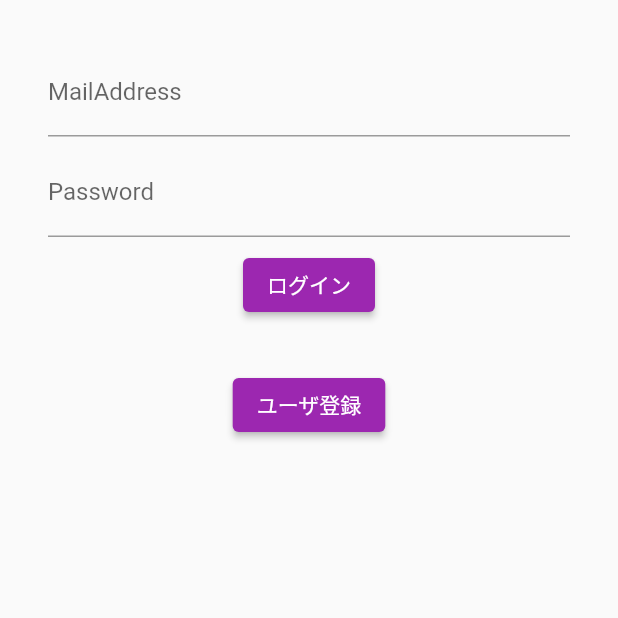
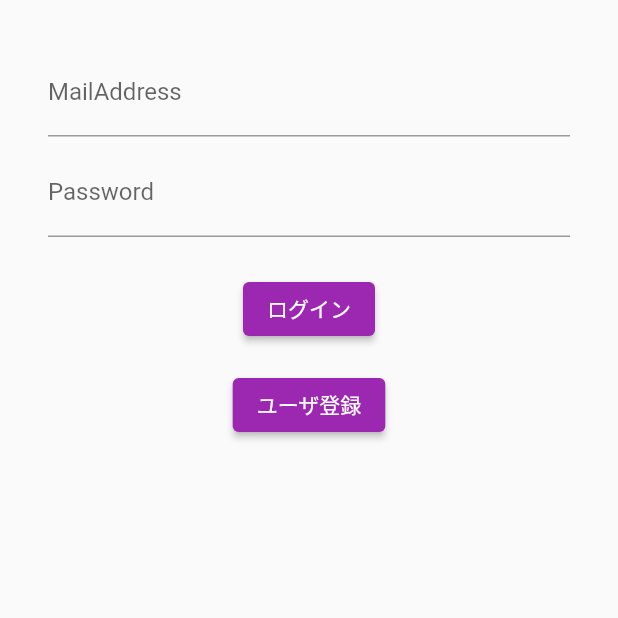
Before and after one commit to rinkane/Motivate-Scheduler, a Flutter app: the screen it shows after launch, on a phone screen of 412 x 824 dp, the top half of it. Run offline on Flutter 3.47's test engine with Material 2 defaults, Android fonts, the phone set to English and light mode, and no system bars; our stand-ins replace charts_flutter, dotted_border, firebase_auth, firebase_core; accounts and stored records are empty.

Commit message:
ログイン画面のパーツのマージンを調整

```diff
--- a/scheduler/lib/view/loginPage.dart
+++ b/scheduler/lib/view/loginPage.dart
@@ -48,7 +48,7 @@ class _LoginPageState extends State<LoginPage> {
                   });
                 },
               ),
-              const SizedBox(height: 8),
+              const SizedBox(height: 24),
               ElevatedButton(
                 child: const Text("ログイン"),
                 onPressed: () async {
@@ -75,9 +75,7 @@ class _LoginPageState extends State<LoginPage> {
                   }
                 },
               ),
-              const SizedBox(height: 8),
-              Text(infoText),
-              const SizedBox(height: 8),
+              const SizedBox(height: 16),
               ElevatedButton(
                 child: const Text("ユーザ登録"),
                 onPressed: () async {
@@ -88,6 +86,8 @@ class _LoginPageState extends State<LoginPage> {
                       ));
                 },
               ),
+              const SizedBox(height: 16),
+              Text(infoText),
             ],
           ),
         ),
```
